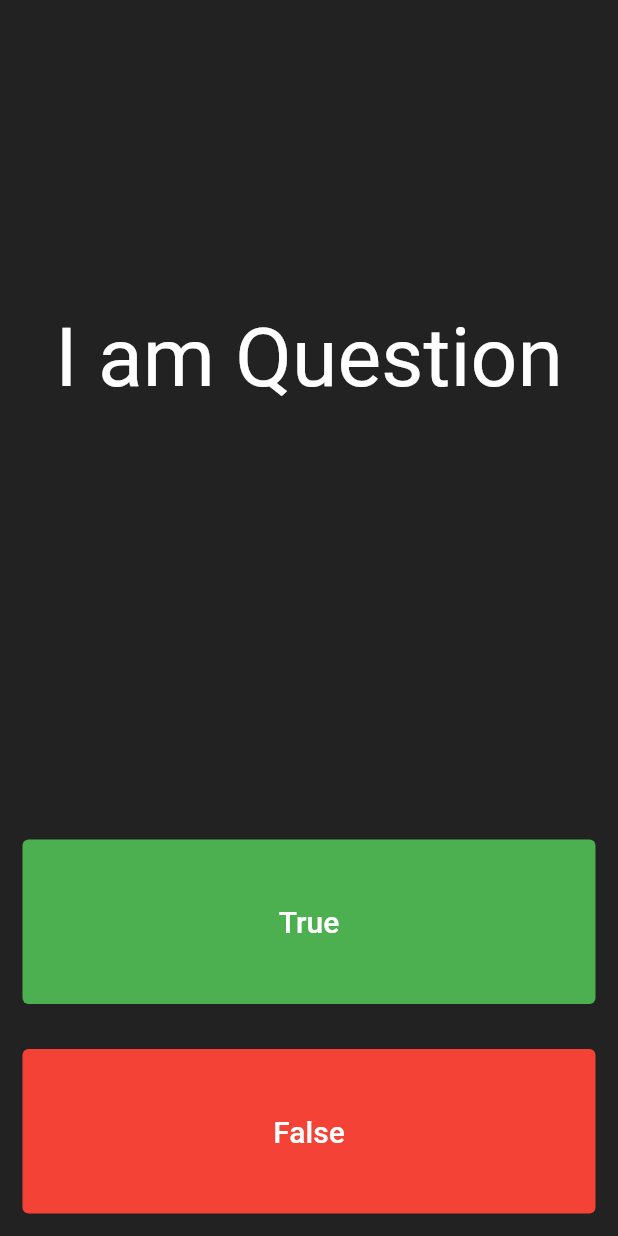
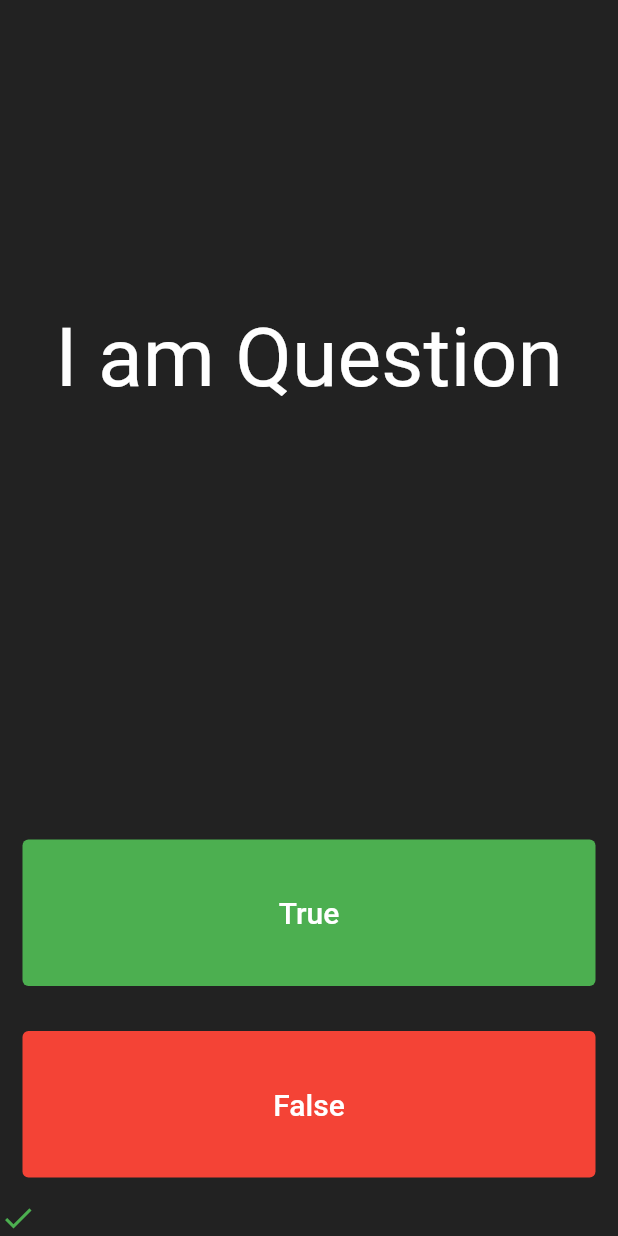
Before and after one commit to Abhishek-J-B-R-I/quizflutter, a Flutter app: the screen it shows after launch, after a tap on "True", on a phone screen of 412 x 824 dp. Run offline on Flutter 3.47's test engine with Material 2 defaults, Android fonts, the phone set to English and light mode, and no system bars.

Commit message:
check and cross icon completed

```diff
--- a/lib/main.dart
+++ b/lib/main.dart
@@ -21,8 +21,20 @@ class qfa extends StatefulWidget {
 }
 
 class _qfaState extends State<qfa> {
+  List<Icon> score=[
+    /*Icon(Icons.check,
+      color: Colors.green,
+      //TODO: create icon for wrong or cross
+    ),
+    Icon(Icons.check,
+      color: Colors.green,
+      //TODO: create icon for wrong or cross
+    ),*/
+  ];
+
   @override
   Widget build(BuildContext context) {
+
     double height = MediaQuery.of(context).size.height;
     return Scaffold(
       backgroundColor: Colors.black87,
@@ -49,6 +61,13 @@ class _qfaState extends State<qfa> {
                 child: TextButton(
 
                   onPressed: () {
+                    setState(() {
+                      score.add(
+                        Icon(Icons.check,
+                        color: Colors.green,
+                        )
+                      );
+                    });
                     print(' i am True');
                   },
                   child: Text('True',style: TextStyle(
@@ -72,7 +91,14 @@ class _qfaState extends State<qfa> {
                 child: TextButton(
 
                   onPressed: () {
-                    print(' i am False');
+                    setState(() {
+                      score.add(
+                        Icon(Icons.close,
+                        color: Colors.red,
+                        )
+                      );
+                      print('i clicked');
+                    });
                   },
                   child: Text('False',style: TextStyle(
                     fontSize: 20,
@@ -85,7 +111,13 @@ class _qfaState extends State<qfa> {
 
                 ),
               ),
-            )
+            ),
+
+            Row(
+              children: score,
+            ),
+
+
           ],
         ),
       ),
```
